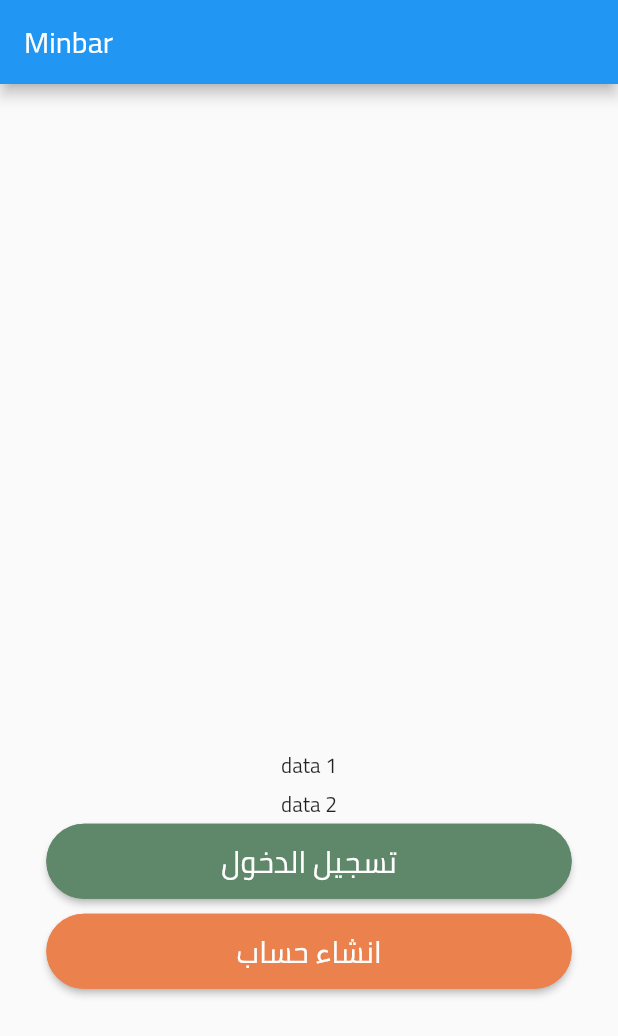
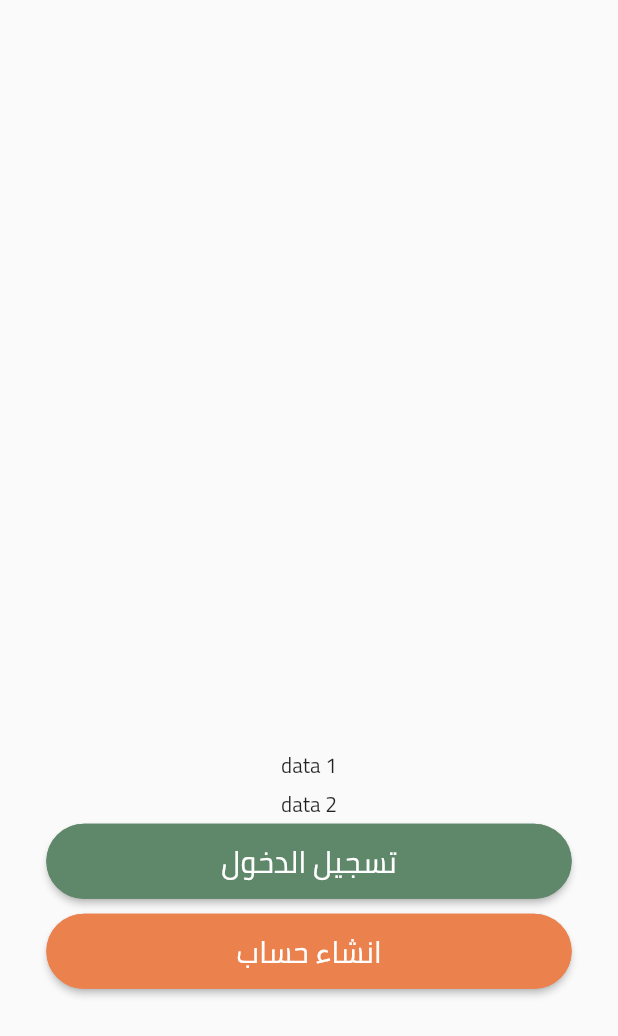
Before and after one commit to Danzo7/minbar, a Flutter app: the screen it shows after launch, on a phone screen of 412 x 824 dp. Shown: the top 1036 px of the screen. Run offline on Flutter 3.47's test engine with Material 2 defaults, Android fonts, the phone set to English and light mode, and no system bars.

Commit message:
loginScreen

```diff
--- a/lib/screens/LoginScreen.dart
+++ b/lib/screens/LoginScreen.dart
@@ -15,7 +15,6 @@ class _LoginScreenState extends State<LoginScreen> {
   Widget build(BuildContext context) {
     return Container(
       child: Scaffold(
-          appBar: AppBar(title: Text("Minbar")),
           body: Center(
         child: Container(
             child: Column(
```
Lines whose indentation alone changed are shown as unchanged.
